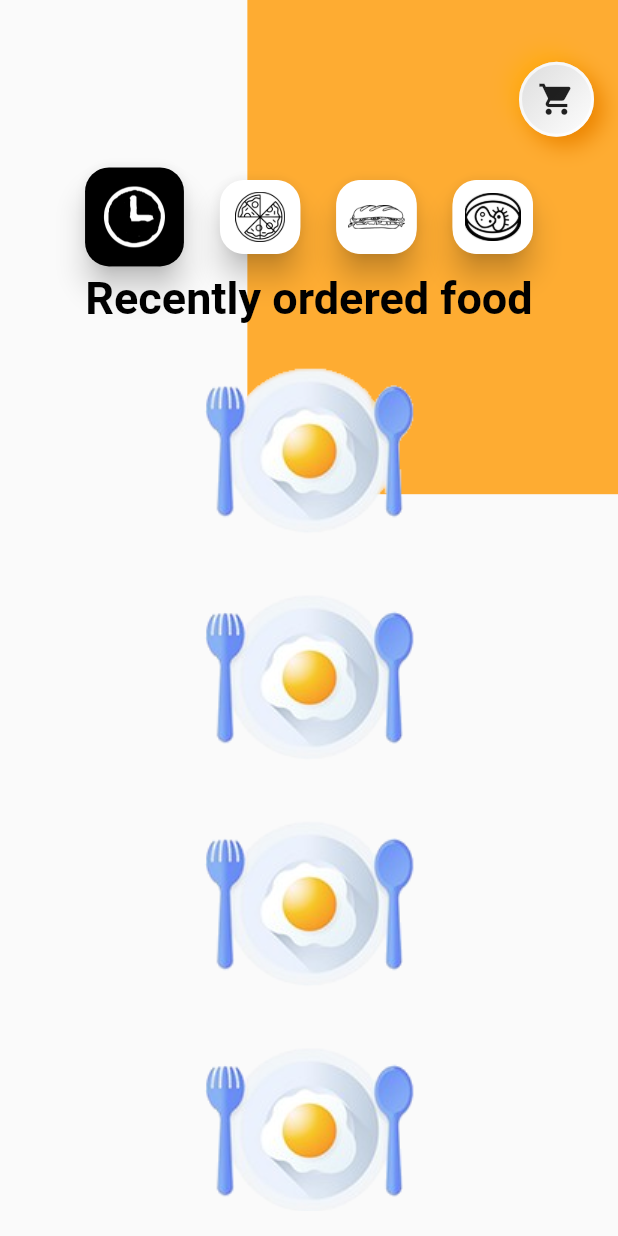
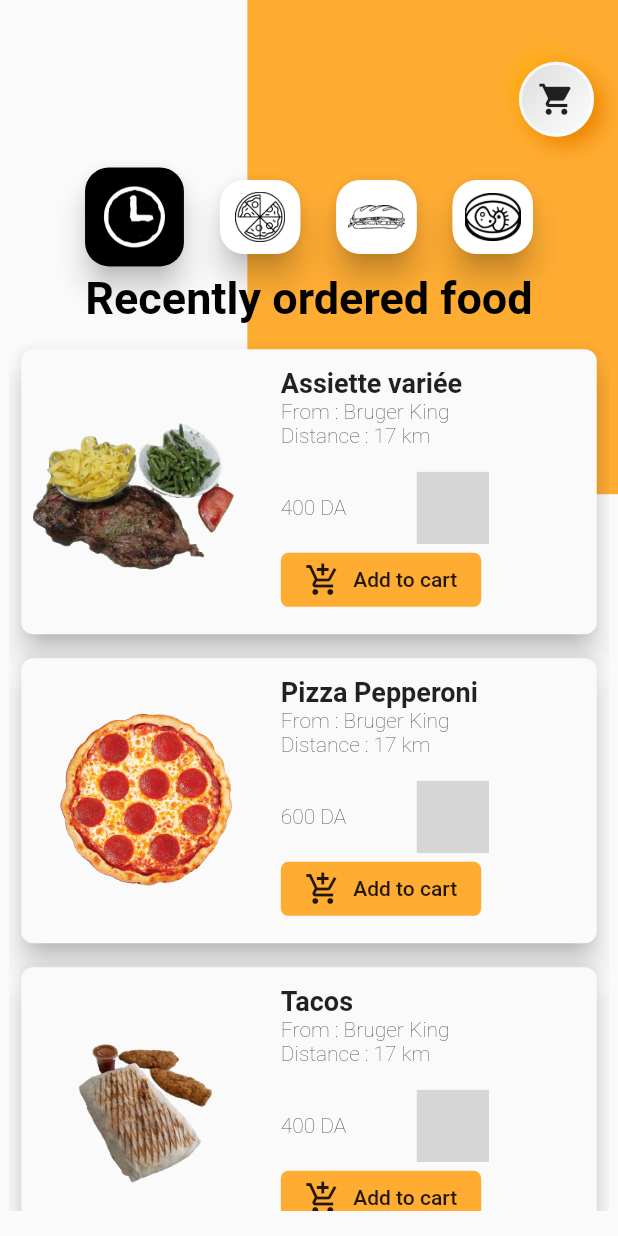
Before and after one commit to AbdennourBenantar/fooDelivery, a Flutter app: the Accueil screen opened directly, on a phone screen of 412 x 824 dp. Run offline on Flutter 3.47's test engine with Material 2 defaults, Android fonts, the light colour scheme and no system bars; drawn by our look-alikes of clay_containers; our stand-ins replace flutter_bloc, google_fonts, rflutter_alert, rxdart; missing offline and left inert: flutter_counter; Roboto replaces fonts that are missing (Abel); grey boxes are pictures that could not be loaded.

Commit message:
This is actually the Final commit :finished

```diff
--- a/lib/Client/recentList.dart
+++ b/lib/Client/recentList.dart
@@ -53,11 +53,23 @@ class __FoodListState extends State<_FoodList> {
       child: SizedBox(
         height: MediaQuery.of(context).size.height * 0.9,
         width: MediaQuery.of(context).size.width * 0.97,
-        child: ListView.builder(
+        child: platcmd.length>0?ListView.builder(
             itemBuilder: (context, index) {
               return Item(plat: widget.items[index],dv: 1,);
             },
-            itemCount: widget.items.length),
+            itemCount: widget.items.length):
+        Padding(
+          padding: const EdgeInsets.all(30.0),
+          child: Center(
+            child: Column(
+              mainAxisAlignment: MainAxisAlignment.center,
+              children: <Widget>[
+                Image.asset('assets/bg.png',fit: BoxFit.fill,),
+                Text('You have not ordered food yet ',style: GoogleFonts.abel(fontSize: 20,color: Colors.black87),)
+              ],
+            ),
+          ),
+        ),
       ),
     );
   }
@@ -85,7 +97,6 @@ class _ItemState extends State<Item> {
   }
   @override
   Widget build(BuildContext context) {
-    if(platCarted.length>0){
     return SizedBox(
       width: MediaQuery
           .of(context)
@@ -211,10 +222,6 @@ class _ItemState extends State<Item> {
         ),
       ),
     );
-    }else{
-      return Center(
-        child: Image.asset('assets/bg.png'),
-      );
-    }
+
   }
 }
```
